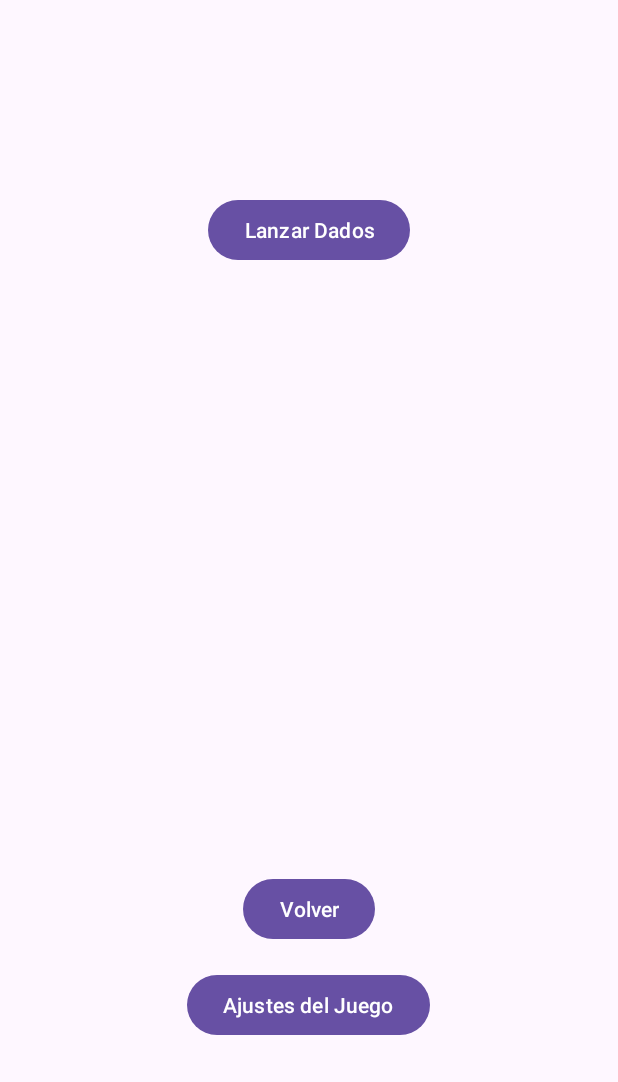
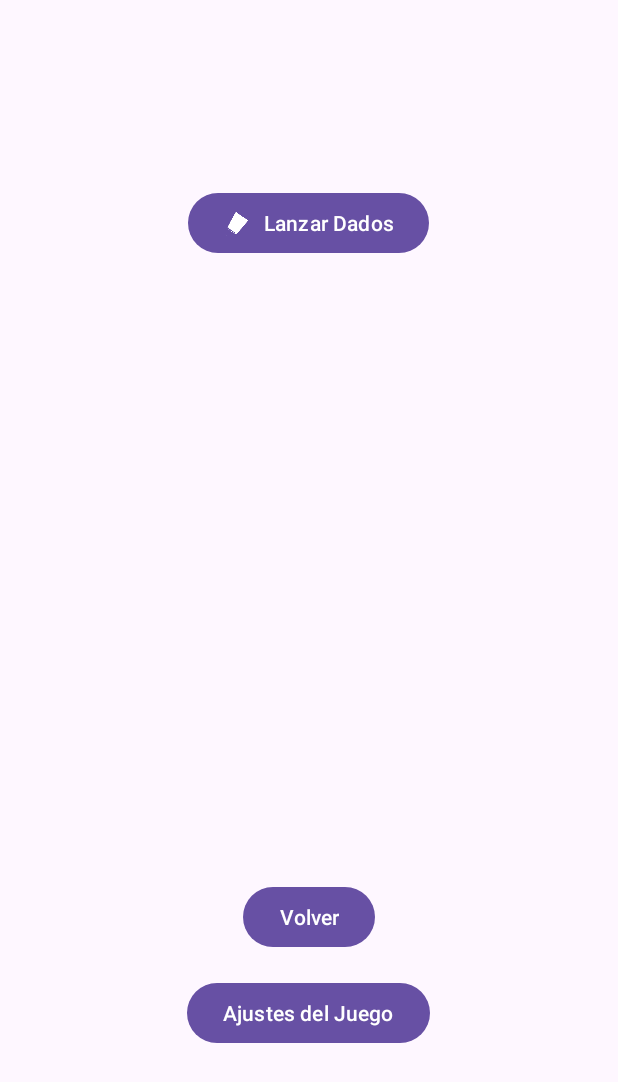
Before and after one commit to TonyArPe/PracticaEvaluable, an Android app: the DadosActivity screen opened directly, with no data from a screen before it, on a phone screen of 412 x 824 dp. Shown: the top 1082 px of the screen. Run offline under Robolectric (Android 15) with nearby library versions, the phone set to English and light mode, and no system bars.

Commit message:
Ajustes en las activitys y sus vistas

```diff
--- a/app/src/main/res/layout/activity_dados.xml
+++ b/app/src/main/res/layout/activity_dados.xml
@@ -1,4 +1,5 @@
 <LinearLayout xmlns:android="http://schemas.android.com/apk/res/android"
+    xmlns:app="http://schemas.android.com/apk/res-auto"
     android:layout_width="match_parent"
     android:layout_height="match_parent"
     android:orientation="vertical"
@@ -9,7 +10,8 @@
         android:id="@+id/imageButton"
         android:layout_width="wrap_content"
         android:layout_height="wrap_content"
-        android:text="Lanzar Dados" />
+        android:text="Lanzar Dados"
+        app:icon="@drawable/vaso" />
 
     <ImageView
         android:id="@+id/imagviewDado1"
@@ -33,9 +35,10 @@
         android:id="@+id/txtResultado"
         android:layout_width="wrap_content"
         android:layout_height="wrap_content"
+        android:layout_marginTop="16dp"
         android:text="Resultado: "
-        android:textSize="18sp"
-        android:layout_marginTop="16dp"
+        android:textSize="25sp"
+        android:textStyle="bold"
         android:visibility="invisible" />
 
     <!-- Botón para volver al MainActivity -->
```
Also changed, not shown: app/src/main/java/com/example/practicaevaluable/ChistesActivity.kt (+17 -14 lines), app/src/main/java/com/example/practicaevaluable/DadosActivity.kt (+30 -16 lines), app/src/main/res/layout/activity_chistes.xml (+8 -15 lines).
